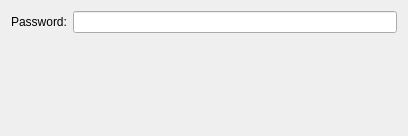
Before: the Qt Designer form vpn/fortisslvpn/fortisslvpnauth.ui in KDE/plasma-nm, drawn with Qt 5.
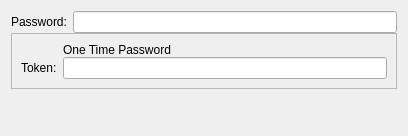
After: the same form once the commit is applied. Custom widgets are drawn as their Qt base class.

Commit message:
Allow the use of  One-Time Password
Summary:
NetworkManager-fortisslvpn allows the user to use a One-Time Password challenge, but this option has not been included in the plasma applet. This change makes allowance for that setting, changing the "Advanced" config dialog to include a checkBox to that effect.

The layout has been taken from the NetworkManager "Advanced" config dialog.

The change has been tested for writing to and reading from the config file, but should still be fully tested

Reviewers: jgrulich

Subscribers: plasma-devel

Tags: #plasma

What changed in the file:
```diff
--- a/vpn/fortisslvpn/fortisslvpnauth.ui
+++ b/vpn/fortisslvpn/fortisslvpnauth.ui
@@ -34,6 +34,38 @@
      </property>
     </widget>
    </item>
+   <item row="1" column="0" colspan="2">
+    <widget class="QFrame" name="otpFrame">
+     <property name="frameShape">
+      <enum>QFrame::StyledPanel</enum>
+     </property>
+     <property name="frameShadow">
+      <enum>QFrame::Raised</enum>
+     </property>
+     <layout class="QFormLayout" name="formLayout_1">
+      <property name="verticalSpacing">
+       <number>0</number>
+      </property>
+      <item row="0" column="1">
+       <widget class="QLabel" name="label">
+        <property name="text">
+         <string>One Time Password</string>
+        </property>
+       </widget>
+      </item>
+      <item row="1" column="0">
+       <widget class="QLabel" name="otpLabel">
+        <property name="text">
+         <string>Token:</string>
+        </property>
+       </widget>
+      </item>
+      <item row="1" column="1">
+       <widget class="PasswordField" name="otp"/>
+      </item>
+     </layout>
+    </widget>
+   </item>
   </layout>
  </widget>
  <customwidgets>
```
The commit also changes 4 other files.
